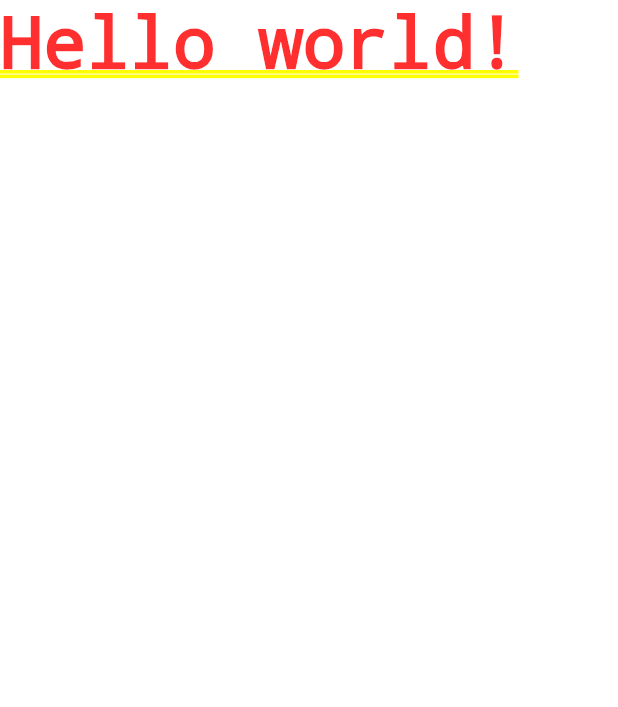
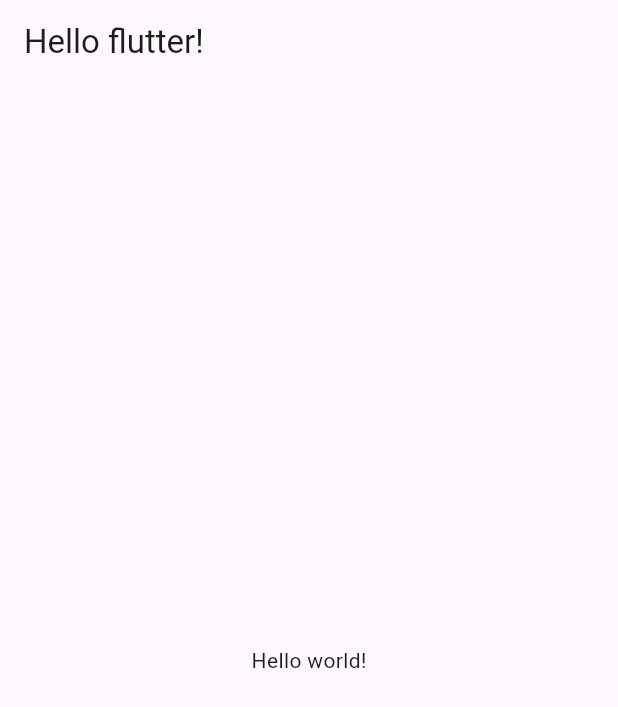
Before and after one commit to StarrySnowy/toonflix, a Flutter app: the screen it shows after launch, on a phone screen of 412 x 824 dp. Shown: the top 707 px of the screen. Run offline on Flutter 3.47's test engine with Material 3 defaults, Android fonts, the phone set to English and light mode, and no system bars.

Commit message:
#2.3 Hello World_2
#2.3 완성

```diff
--- a/toonflix_eun/lib/main.dart
+++ b/toonflix_eun/lib/main.dart
@@ -8,7 +8,14 @@
   @override
   Widget build(BuildContext context) {
     return MaterialApp(
-      home: Text('Hello world!'),
+      home: Scaffold(
+        appBar: AppBar(
+          title: Text('Hello flutter!'),
+        ),
+        body: Center(
+          child: Text('Hello world!'),
+        ),
+      ),
     );
   }
 }
```
